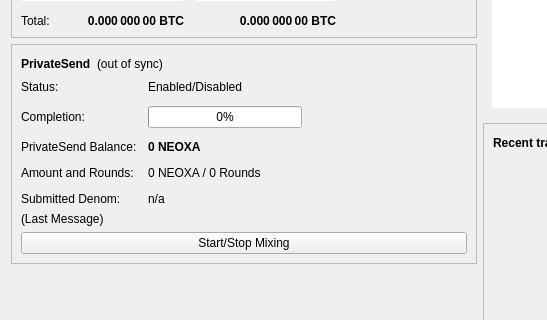
This is src/qt/forms/overviewpage.ui in 1NF1N18Y/Points-Smartnodes as Qt 5 draws it before an edit; both pictures show x 0 to 547 and y 178 to 498 of the 960 by 585 pixel window. The edited form follows.
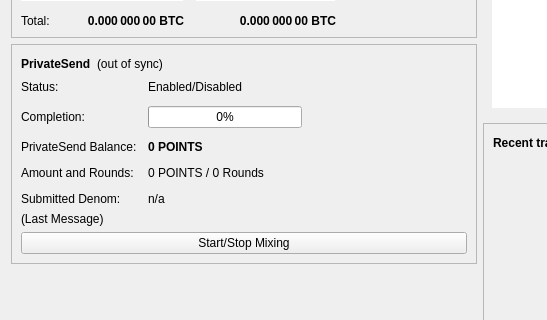
This is the edited form.

Patch:
```diff
--- a/src/qt/forms/overviewpage.ui
+++ b/src/qt/forms/overviewpage.ui
@@ -508,7 +508,7 @@
                </font>
               </property>
               <property name="text">
-               <string notr="true">0 NEOXA</string>
+               <string notr="true">0 POINTS</string>
               </property>
              </widget>
             </item>
@@ -522,7 +522,7 @@
             <item row="3" column="1">
              <widget class="QLabel" name="labelAmountRounds">
               <property name="text">
-               <string>0 NEOXA / 0 Rounds</string>
+               <string>0 POINTS / 0 Rounds</string>
               </property>
              </widget>
             </item>
```
